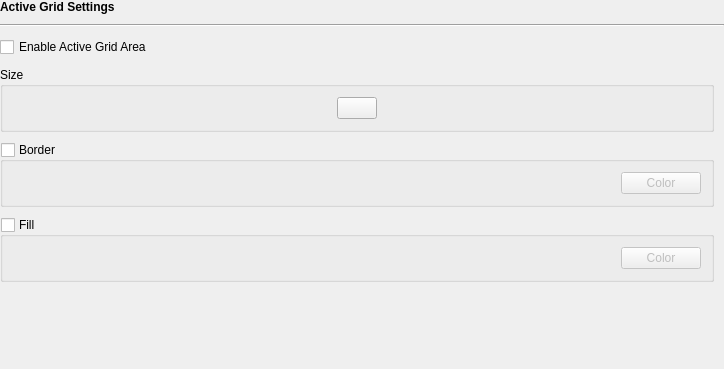
Capsize-Games/airunner, file src/airunner/components/art/gui/widgets/active_grid_settings/templates/active_grid_settings.ui: the form before one commit.
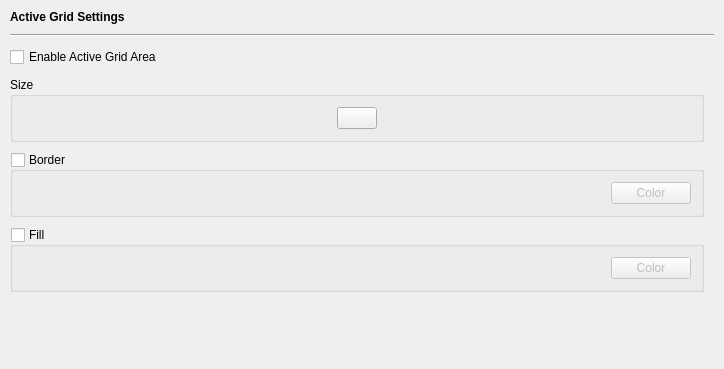
The form after the commit. Icons and pictures are not drawn. Custom widgets are drawn as their Qt base class.

Diff of the .ui file:
```diff
--- a/src/airunner/components/art/gui/widgets/active_grid_settings/templates/active_grid_settings.ui
+++ b/src/airunner/components/art/gui/widgets/active_grid_settings/templates/active_grid_settings.ui
@@ -15,16 +15,16 @@
   </property>
   <layout class="QGridLayout" name="gridLayout">
    <property name="leftMargin">
-    <number>0</number>
+    <number>10</number>
    </property>
    <property name="topMargin">
-    <number>0</number>
+    <number>10</number>
    </property>
    <property name="rightMargin">
-    <number>0</number>
+    <number>10</number>
    </property>
    <property name="bottomMargin">
-    <number>0</number>
+    <number>10</number>
    </property>
    <property name="horizontalSpacing">
     <number>0</number>
@@ -48,8 +48,8 @@
        <rect>
         <x>0</x>
         <y>0</y>
-        <width>724</width>
-        <height>294</height>
+        <width>704</width>
+        <height>274</height>
        </rect>
       </property>
       <layout class="QGridLayout" name="gridLayout_3">
```
Left out of the diff: 67 changed lines with no effect on the pictures.
